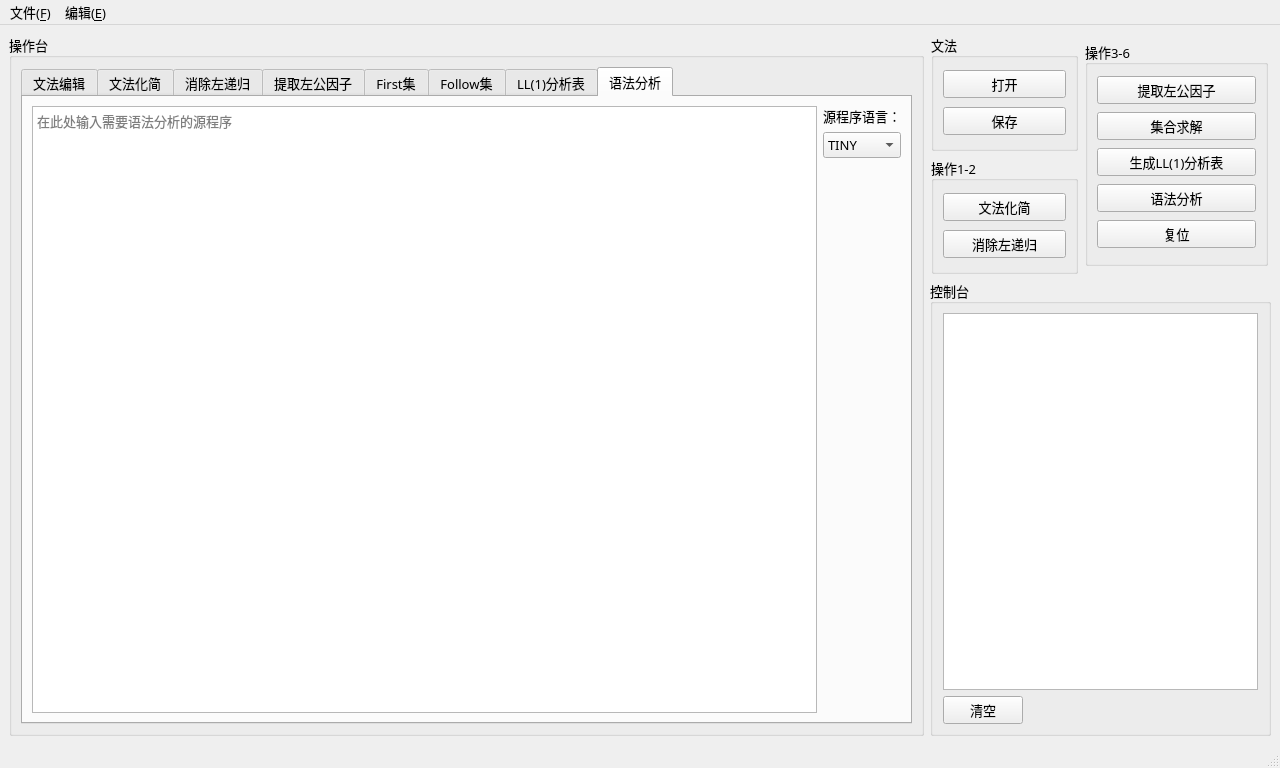
The window that BNFProcessor/mainwindow.ui (Lyuyk/Compile-Principle-Course-Labs) describes before a commit, drawn with Qt 5.
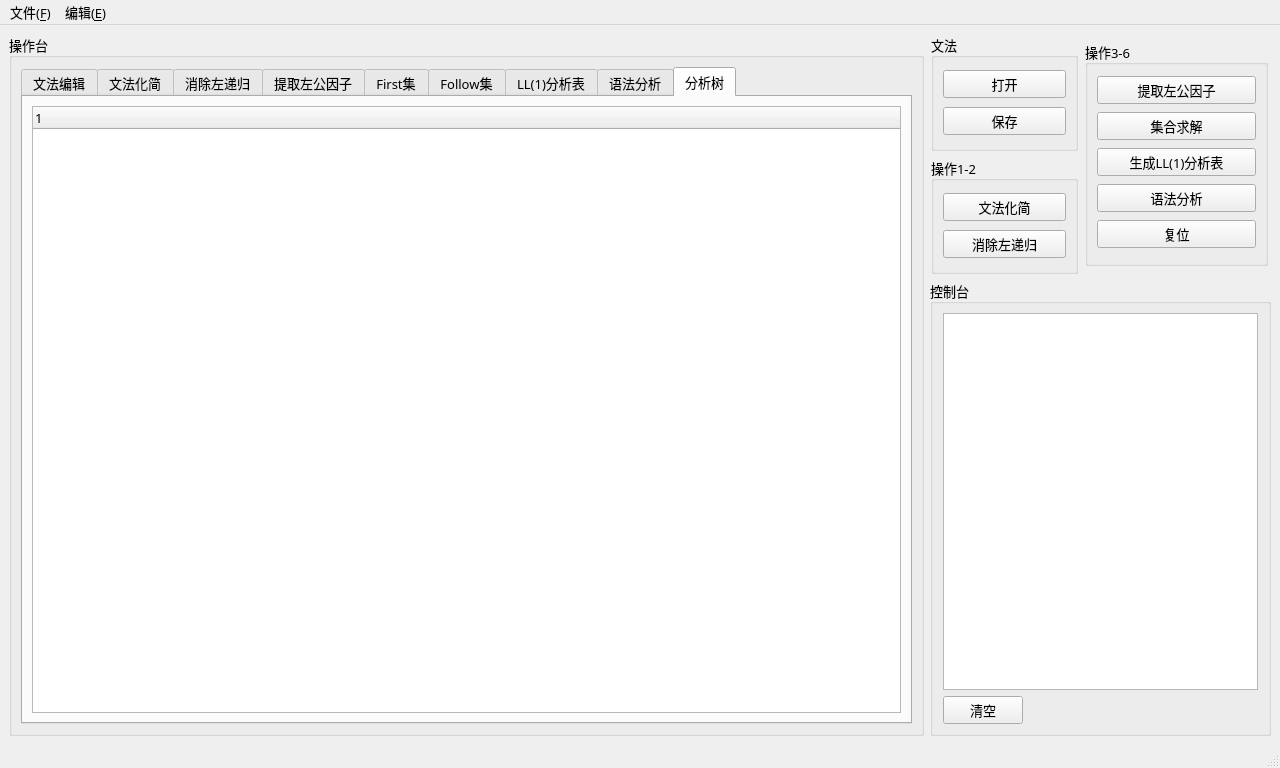
The same window after the commit.

Commit message: 增加分析树打印功能

```diff
--- a/BNFProcessor/mainwindow.ui
+++ b/BNFProcessor/mainwindow.ui
@@ -38,7 +38,7 @@
          <item>
           <widget class="QTabWidget" name="tabWidget">
            <property name="currentIndex">
-            <number>7</number>
+            <number>8</number>
            </property>
            <widget class="QWidget" name="tab_edit">
             <attribute name="title">
@@ -327,6 +327,23 @@
              </item>
             </layout>
            </widget>
+           <widget class="QWidget" name="tab_3">
+            <attribute name="title">
+             <string>分析树</string>
+            </attribute>
+            <layout class="QHBoxLayout" name="horizontalLayout_19">
+             <item>
+              <widget class="QTreeWidget" name="treeWidget_CST">
+               <property name="font">
+                <font>
+                 <family>JetBrains Mono NL</family>
+                 <pointsize>10</pointsize>
+                </font>
+               </property>
+              </widget>
+             </item>
+            </layout>
+           </widget>
           </widget>
          </item>
         </layout>
```
The commit also changes 3 other files.
